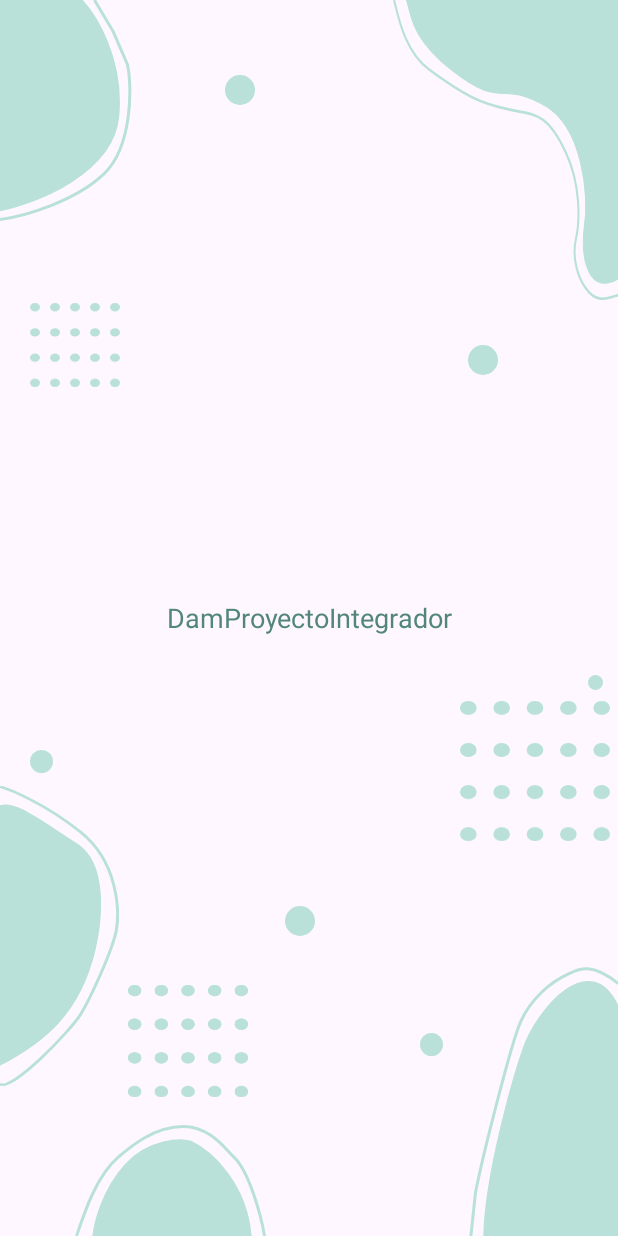
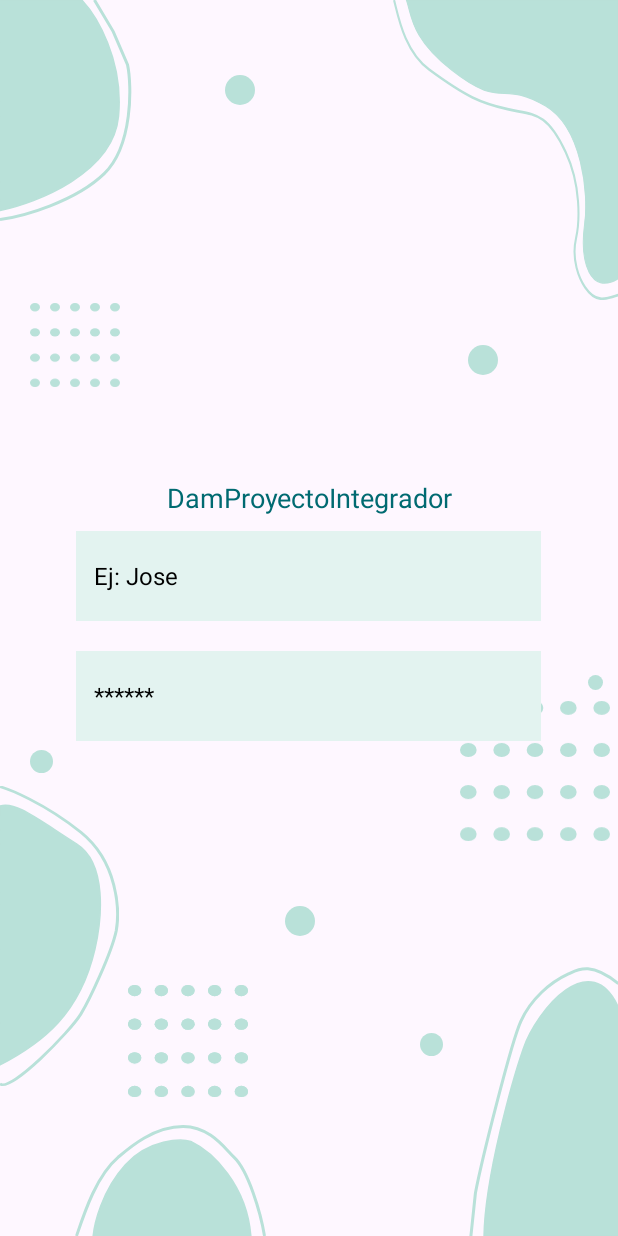
Before and after one commit to fazcue/DamProyectoIntegrador, an Android app: the screen it shows after launch (MainActivity), on a phone screen of 412 x 824 dp. Run offline under Robolectric (Android 15) with nearby library versions, the phone set to English and light mode, and no system bars.

Commit message:
Add styles.xml

```diff
--- a/app/src/main/res/layout/activity_main.xml
+++ b/app/src/main/res/layout/activity_main.xml
@@ -16,9 +16,23 @@
             android:layout_height="wrap_content"
             android:padding="10dp"
             android:text="@string/app_name"
-            android:textColor="@color/colorPrimary"
+            android:textColor="@color/colorTitle"
             android:textSize="18sp"
             android:gravity="center"/>
+
+        <EditText
+            style="@style/EditTextStyle"
+            android:id="@+id/username"
+            android:autofillHints=""
+            android:hint="@string/username"
+            android:inputType="text" />
+
+        <EditText
+            style="@style/EditTextStyle"
+            android:id="@+id/password"
+            android:autofillHints=""
+            android:hint="@string/password"
+            android:inputType="textPassword" />
 
     </LinearLayout>
 
--- a/app/src/main/res/values/colors.xml
+++ b/app/src/main/res/values/colors.xml
@@ -5,6 +5,7 @@
 
     <!-- Vectors, Forms elements -->
     <color name="colorSecondary">#B9E1D9</color>
+    <color name="colorSecondaryLight">#E3F3F0</color>"
 
     <!-- Background -->
     <color name="colorBackground">#FFFFFF</color>
--- a/app/src/main/res/values/strings.xml
+++ b/app/src/main/res/values/strings.xml
@@ -2,4 +2,6 @@
     <string name="app_name">DamProyectoIntegrador</string>
     <string name="stain">stain</string>
     <string name="circle">circle</string>
+    <string name="username">Ej: Jose</string>
+    <string name="password">******</string>
 </resources>
--- /dev/null
+++ b/app/src/main/res/values/styles.xml
@@ -0,0 +1,16 @@
+<?xml version="1.0" encoding="utf-8"?>
+<resources>
+    <style name="EditTextStyle" parent="Widget.AppCompat.EditText">
+        <item name="android:layout_width">310dp</item>
+        <item name="android:layout_height">60dp</item>
+        <item name="android:layout_marginStart">30dp</item>
+        <item name="android:layout_marginEnd">30dp</item>
+        <item name="android:layout_marginBottom">20dp</item>
+        <item name="android:padding">12dp</item>
+        <item name="android:background">@color/colorSecondaryLight</item>
+        <item name="android:backgroundTint">@color/colorSecondaryLight</item>
+        <item name="android:textSize">16sp</item>
+        <item name="android:textColor">@color/colorFormText</item>
+        <item name="android:textColorHint">@color/colorFormText</item>
+    </style>
+</resources>
```
